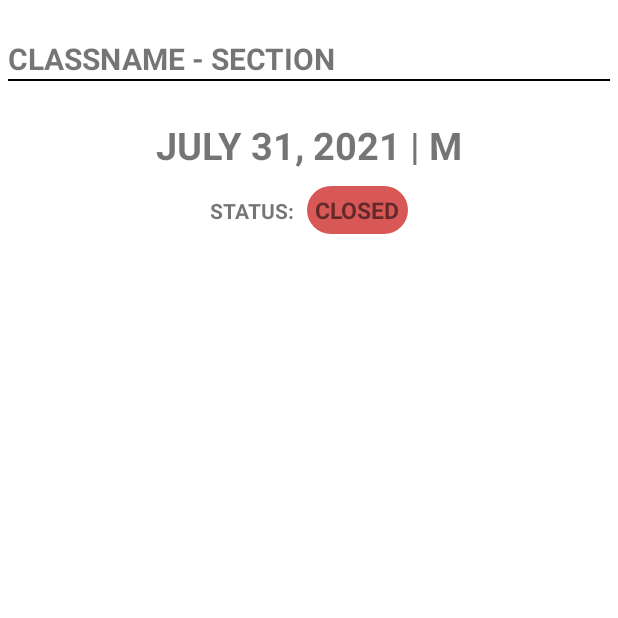
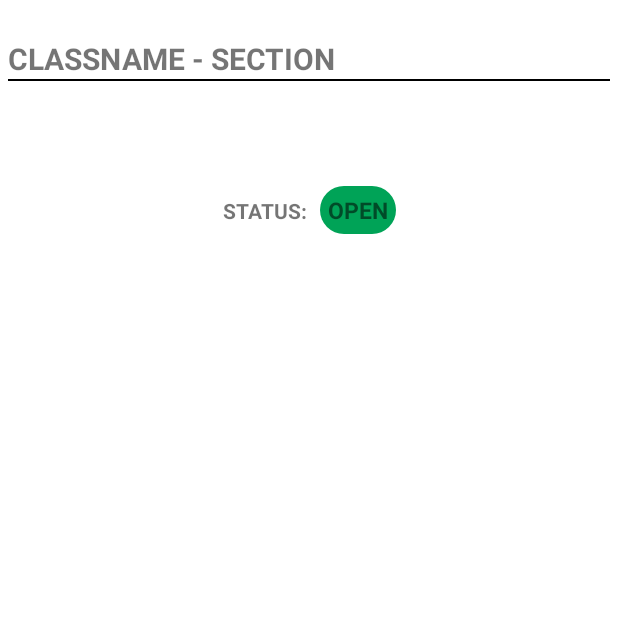
Before and after one commit to enricosebastian/attendance-tracker-app, an Android app: the SingleMeetingView screen opened directly, with no data from a screen before it, after a tap on "CLOSED", on a phone screen of 412 x 824 dp, the top half of it. Run offline under Robolectric (Android 15) with nearby library versions, the phone set to English and light mode, and no system bars.

Commit message:
status button now works and changes color

```diff
--- a/app-tracker-teacher/app/src/main/java/com/mobdeve/s15/group1/attendancetrackerteacher/AcceptStudentsVH.java
+++ b/app-tracker-teacher/app/src/main/java/com/mobdeve/s15/group1/attendancetrackerteacher/AcceptStudentsVH.java
@@ -19,8 +19,8 @@ public class AcceptStudentsVH extends RecyclerView.ViewHolder {
         super(itemView);
         this.ivDisplayPicture = itemView.findViewById(R.id.ivDisplayPicture);
         this.tvStudentName = itemView.findViewById(R.id.tvStudentName);
-        this.btnConfirm = itemView.findViewById(R.id.tvStudentName);
-        this.btnDelete = itemView.findViewById(R.id.btnDelete);
+        //this.btnConfirm = itemView.findViewById(R.id.tvStudentName);
+        //this.btnDelete = itemView.findViewById(R.id.btnDelete);
     }
 
     /**
--- a/app-tracker-teacher/app/src/main/java/com/mobdeve/s15/group1/attendancetrackerteacher/SingleMeetingView.java
+++ b/app-tracker-teacher/app/src/main/java/com/mobdeve/s15/group1/attendancetrackerteacher/SingleMeetingView.java
@@ -2,25 +2,45 @@ package com.mobdeve.s15.group1.attendancetrackerteacher;
 
 import androidx.appcompat.app.AppCompatActivity;
 
+import android.content.Intent;
 import android.os.Bundle;
 import android.view.View;
 import android.widget.TextView;
 import android.widget.Toast;
 
+import org.w3c.dom.Text;
+
 public class SingleMeetingView extends AppCompatActivity {
 
     private TextView txtStatus;
+    private TextView txtDate;
+    private TextView txtClassTitle;
 
     @Override
     protected void onCreate(Bundle savedInstanceState) {
         super.onCreate(savedInstanceState);
         setContentView(R.layout.activity_single_meeting_view);
 
+        Intent intent = getIntent();
+
+        this.txtDate = findViewById(R.id.txtDate);
+        txtDate.setText(intent.getStringExtra("DATE_KEY"));
+
+        this.txtClassTitle = findViewById(R.id.txtClassTitle);
+        //txtClassTitle.setText(intent.getStringExtra("TXTCLASSTITLE_KEY").toString());
+
         this.txtStatus = findViewById(R.id.txtStatus);
         txtStatus.setOnClickListener(new View.OnClickListener() {
             @Override
             public void onClick(View v) {
-                Toast.makeText(v.getContext(), "changing status", Toast.LENGTH_SHORT).show();
+                if(txtStatus.getText().toString().equals("CLOSED")) {
+                    txtStatus.setText("OPEN");
+                    txtStatus.setBackgroundTintList(v.getContext().getResources().getColorStateList(R.color.light_green));
+                } else if(txtStatus.getText().toString().equals("OPEN")) {
+                    txtStatus.setText("CLOSED");
+                    txtStatus.setBackgroundTintList(v.getContext().getResources().getColorStateList(R.color.red_light));
+
+                }
             }
         });
 
```
Also changed, not shown: app-tracker-teacher/app/src/main/java/com/mobdeve/s15/group1/attendancetrackerteacher/AcceptStudents.java (+9 -9 lines), app-tracker-teacher/app/src/main/java/com/mobdeve/s15/group1/attendancetrackerteacher/SingleClassAdapter.java (+12 -1 lines).
